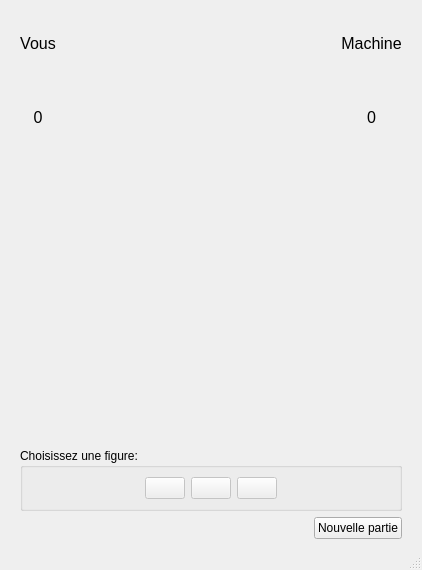
Qt form chifoumi.ui (samuelhentrics/Chifoumi) before a commit.
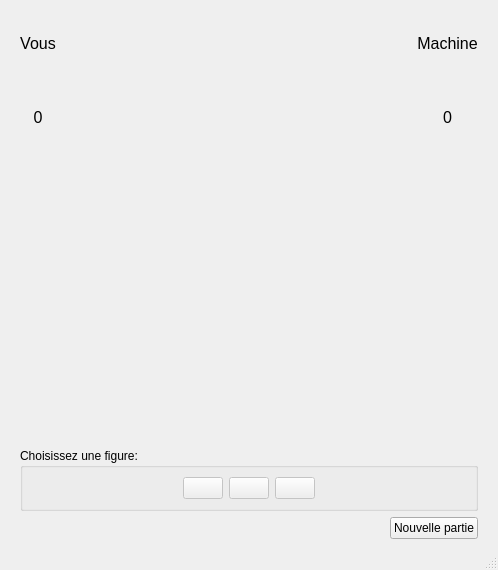
The same form after that commit. Icons and pictures are not drawn.

Commit message: Update icon versus (50->70) + taille app défaut

Diff of the .ui file:
```diff
--- a/chifoumi.ui
+++ b/chifoumi.ui
@@ -6,7 +6,7 @@
    <rect>
     <x>0</x>
     <y>0</y>
-    <width>422</width>
+    <width>498</width>
     <height>570</height>
    </rect>
   </property>
@@ -107,8 +107,8 @@
           </property>
           <property name="maximumSize">
            <size>
-            <width>50</width>
-            <height>50</height>
+            <width>70</width>
+            <height>70</height>
            </size>
           </property>
           <property name="text">
@@ -139,7 +139,7 @@
           <property name="sizeHint" stdset="0">
            <size>
             <width>20</width>
-            <height>40</height>
+            <height>25</height>
            </size>
           </property>
          </spacer>
```
Left out of the diff: 2 changed lines with no effect on the pictures.
